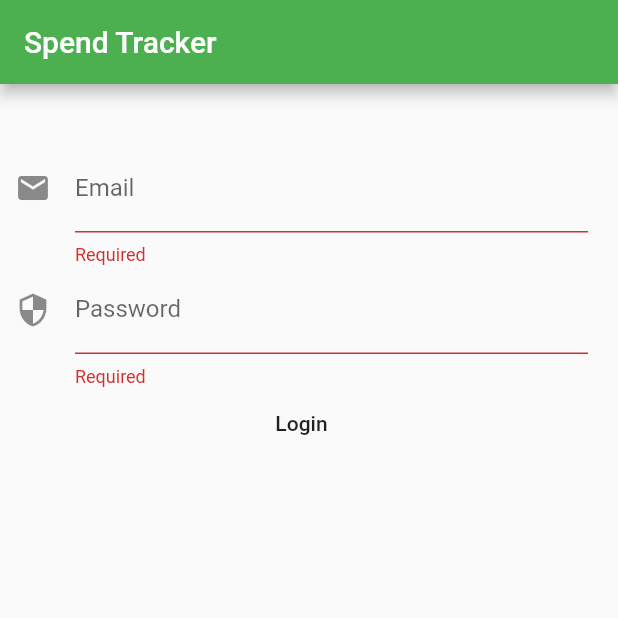
After one commit to sumithpdd/flutterinmotion, a Flutter app: the screen it shows after launch, after a tap on "Login", on a phone screen of 412 x 824 dp, the top half of it. The commit adds this screen. Run offline on Flutter 3.47's test engine with Material 2 defaults, Android fonts, the phone set to English and light mode, and no system bars; our stand-ins replace rxdart, sqflite; accounts and stored records are empty.

Commit message:
Login screen and firebase_bloc

```diff
--- a/spend_tracker/lib/application.dart
+++ b/spend_tracker/lib/application.dart
@@ -1,6 +1,8 @@
 import 'package:flutter/material.dart';
 import 'package:provider/provider.dart';
 import 'package:spend_tracker/database/db_provider.dart';
+import 'package:spend_tracker/firebase/apis.dart';
+import 'package:spend_tracker/firebase/firebase_bloc.dart';
 import 'package:spend_tracker/routes.dart';
 
 class Application extends StatelessWidget {
@@ -9,6 +11,9 @@ class Application extends StatelessWidget {
     return Provider<DbProvider>(
       create: (_) => DbProvider(),
       dispose: (_, value) => value.dispose(),
+      child: Provider<FirebaseBloc>(
+        create: (_) => FirebaseBloc(apis: Apis()),
+        dispose: (_, value) => value.dispose(),
         child: MaterialApp(
           title: 'Spend Tracker',
           theme: ThemeData(primarySwatch: Colors.green),
@@ -16,6 +21,7 @@ class Application extends StatelessWidget {
           routes: routes,
           navigatorObservers: [routeObserver],
         ),
+      ),
     );
   }
 }
--- /dev/null
+++ b/spend_tracker/lib/firebase/apis.dart
@@ -0,0 +1,41 @@
+import 'dart:convert';
+
+import 'package:spend_tracker/models/models.dart';
+import 'package:http/http.dart' as http;
+
+class Apis {
+  static const String server = 'https://www.googleapis.com/';
+  static const String key = 'AIzaSyCoJAKwJAuRWLOx2gkQk28YEZ8kPfZXWyM';
+
+  String _securityToken;
+  Future login(String email, String password) async {
+    final String url =
+        '$server/identitytoolkit/v3/relyingparty/verifyPassword?key=$key';
+    var response = await http.post(
+      url,
+      headers: _createHeader(),
+      body: json.encode({
+        'email': email,
+        'password': password,
+        'returnSecureToken': true,
+      }),
+    );
+    if (response.statusCode != 200) {
+      throw Exception('Login failed' + response.body);
+    }
+
+    var map = json.decode(response.body);
+    _securityToken = LoginResponse.fromMap(map).idToken;
+  }
+
+  Map<String, String> _createHeader() {
+    if (_securityToken != null) {
+      var header = {
+        "authorization": "Bearer $_securityToken",
+        "Content-Type": "application/json"
+      };
+      return header;
+    }
+    return {"Content-Type": "application/json"};
+  }
+}
--- /dev/null
+++ b/spend_tracker/lib/firebase/firebase_bloc.dart
@@ -0,0 +1,24 @@
+import 'package:flutter/cupertino.dart';
+import 'package:rxdart/rxdart.dart';
+import 'package:spend_tracker/firebase/apis.dart';
+
+class FirebaseBloc {
+  FirebaseBloc({@required this.apis});
+  final Apis apis;
+  final _securityPubSub = PublishSubject<bool>();
+
+  Stream<bool> get loginStatus => _securityPubSub.stream;
+
+  void login(String email, String password) async {
+    try {
+      await apis.login(email, password);
+      _securityPubSub.sink.add(true);
+    } catch (err) {
+      _securityPubSub.sink.addError(err.toString());
+    }
+  }
+
+  void dispose() {
+    _securityPubSub.close();
+  }
+}
--- /dev/null
+++ b/spend_tracker/lib/models/security/login_response.dart
@@ -0,0 +1,45 @@
+import 'package:flutter/material.dart';
+
+class LoginResponse {
+  String kind;
+  String localId;
+  String email;
+  String displayName;
+  String idToken;
+  bool registered;
+  String refreshToken;
+  int expiresIn;
+
+  LoginResponse(
+      {@required this.kind,
+      @required this.localId,
+      @required this.email,
+      this.displayName,
+      @required this.idToken,
+      @required this.registered,
+      @required this.refreshToken,
+      @required this.expiresIn});
+
+  factory LoginResponse.fromMap(Map<String, dynamic> map) => LoginResponse(
+      kind: map['kind'],
+      localId: map['localId'],
+      email: map['email'],
+      displayName: map['displayName'],
+      idToken: map['idToken'],
+      registered: map['registered'],
+      refreshToken: map['refreshToken'],
+      expiresIn: int.parse(map['expiresIn']));
+
+  Map<String, dynamic> toJson() {
+    final Map<String, dynamic> data = new Map<String, dynamic>();
+    data['kind'] = this.kind;
+    data['localId'] = this.localId;
+    data['email'] = this.email;
+    data['displayName'] = this.displayName;
+    data['idToken'] = this.idToken;
+    data['registered'] = this.registered;
+    data['refreshToken'] = this.refreshToken;
+    data['expiresIn'] = this.expiresIn;
+    return data;
+  }
+}
--- a/spend_tracker/lib/pages/home/home_page.dart
+++ b/spend_tracker/lib/pages/home/home_page.dart
@@ -88,7 +88,7 @@ class _HomePageState extends State<HomePage>
       });
       return;
     }
-    var maxHeight = MediaQuery.of(context).size.height - 284;
+    var maxHeight = MediaQuery.of(context).size.height - 350;
     var wHeight = (balance.withdraw / maxAmount) * maxHeight;
     var dHeight = (balance.deposit / maxAmount) * maxHeight;
     setState(() {
--- a/spend_tracker/lib/pages/index.dart
+++ b/spend_tracker/lib/pages/index.dart
@@ -8,3 +8,4 @@ export './items/item_page.dart';
 export './items/items_page.dart';
 export './types/type_page.dart';
 export './types/types_page.dart';
+export './login/login_page.dart';
--- /dev/null
+++ b/spend_tracker/lib/pages/login/login_page.dart
@@ -0,0 +1,148 @@
+import 'dart:async';
+
+import 'package:flutter/material.dart';
+import 'package:provider/provider.dart';
+import 'package:spend_tracker/firebase/firebase_bloc.dart';
+
+class LoginPage extends StatefulWidget {
+  LoginPage({Key key}) : super(key: key);
+
+  @override
+  _LoginPageState createState() => _LoginPageState();
+}
+
+class _LoginPageState extends State<LoginPage> {
+  Map<String, dynamic> _formData = Map<String, dynamic>();
+  GlobalKey<FormState> _formKey = GlobalKey<FormState>();
+
+  StreamSubscription _subscription;
+  bool _isLoggingIn = false;
+  @override
+  void didChangeDependencies() {
+    super.didChangeDependencies();
+    if (_subscription == null) {
+      _subscription = Provider.of<FirebaseBloc>(context)
+          .loginStatus
+          .listen(_onLoginSuccessful, onError: _onLoginEror);
+    }
+  }
+
+  @override
+  void dispose() {
+    super.dispose();
+    _subscription.cancel();
+  }
+
+  void _onLoginSuccessful(bool value) {
+    Navigator.of(context).pushReplacementNamed('/home');
+  }
+
+  void _onLoginEror(dynamic msg) async {
+    setState(() {
+      _isLoggingIn = false;
+    });
+    await showDialog(
+        context: context,
+        builder: (BuildContext context) {
+          print(msg);
+          return AlertDialog(
+            title: const Text('Error'),
+            content: const Text('Login Faliure'),
+            actions: <Widget>[
+              FlatButton(
+                onPressed: () => Navigator.of(context).pop(),
+                child: const Text('ok'),
+              )
+            ],
+          );
+        });
+  }
+
+  @override
+  Widget build(BuildContext context) {
+    return Scaffold(
+      appBar: AppBar(
+        title: const Text('Spend Tracker'),
+      ),
+      body: Stack(
+        children: <Widget>[
+          _LoginForm(
+            formKey: _formKey,
+            formData: _formData,
+            onLogin: _onLogin,
+          ),
+          Positioned(
+              top: 0,
+              bottom: 0,
+              left: 0,
+              right: 0,
+              child: Center(
+                child: _isLoggingIn ? CircularProgressIndicator() : Container(),
+              ))
+        ],
+      ),
+    );
+  }
+
+  void _onLogin() {
+    if (!_formKey.currentState.validate()) return;
+    _formKey.currentState.save();
+    setState(() {
+      _isLoggingIn = true;
+    });
+
+    var bloc = Provider.of<FirebaseBloc>(context, listen: false);
+    bloc.login(_formData['email'], _formData['password']);
+  }
+}
+
+class _LoginForm extends StatelessWidget {
+  const _LoginForm({
+    Key key,
+    @required this.formKey,
+    @required this.formData,
+    @required this.onLogin,
+  });
+
+  final GlobalKey<FormState> formKey;
+  final Map<String, dynamic> formData;
+  final Function onLogin;
+  @override
+  Widget build(BuildContext context) {
+    return Padding(
+      padding: const EdgeInsets.fromLTRB(10, 40, 20, 0),
+      child: Form(
+        key: formKey,
+        child: Column(
+            crossAxisAlignment: CrossAxisAlignment.stretch,
+            children: <Widget>[
+              TextFormField(
+                decoration: InputDecoration(
+                    labelText: 'Email', icon: Icon(Icons.email)),
+                validator: (String value) {
+                  if (value.isEmpty) return 'Required';
+                  return null;
+                },
+                onSaved: (String value) => formData['email'] = value,
+              ),
+              TextFormField(
+                obscureText: true,
+                decoration: InputDecoration(
+                  labelText: 'Password',
+                  icon: Icon(Icons.security),
+                ),
+                validator: (String value) {
+                  if (value.isEmpty) return 'Required';
+                  return null;
+                },
+                onSaved: (String value) => formData['password'] = value,
+              ),
+              FlatButton(
+                onPressed: onLogin,
+                child: const Text('Login'),
+              )
+            ]),
+      ),
+    );
+  }
+}
--- a/spend_tracker/lib/routes.dart
+++ b/spend_tracker/lib/routes.dart
@@ -2,10 +2,11 @@ import 'package:flutter/material.dart';
 import 'package:spend_tracker/pages/index.dart';
 
 final routes = {
-  '/': (BuildContext context) => HomePage(),
-  '/accounts': (BuildContext context) => AccountsPage(),
-  '/items': (BuildContext context) => ItemsPage(),
-  '/types': (BuildContext context) => TypesPage(),
+  '/': (_) => LoginPage(),
+  '/home': (_) => HomePage(),
+  '/accounts': (_) => AccountsPage(),
+  '/items': (_) => ItemsPage(),
+  '/types': (_) => TypesPage(),
 };
 
 final RouteObserver<PageRoute> routeObserver = RouteObserver<PageRoute>();
--- a/spend_tracker/pubspec.yaml
+++ b/spend_tracker/pubspec.yaml
@@ -27,6 +27,8 @@ dependencies:
   provider: ^4.1.2
   sqflite: ^1.3.0+2
   path_provider: ^1.6.9
+  rxdart: ^0.24.1
+  http: ^0.12.1
 
 
   # The following adds the Cupertino Icons font to your application.
```
Also changed, not shown: spend_tracker/lib/models/models.dart (added, +7 -0 lines), spend_tracker/lib/pages/home/widgets/menu.dart (+9 -0 lines), 1 other file. Lines whose indentation alone changed are shown as unchanged.
